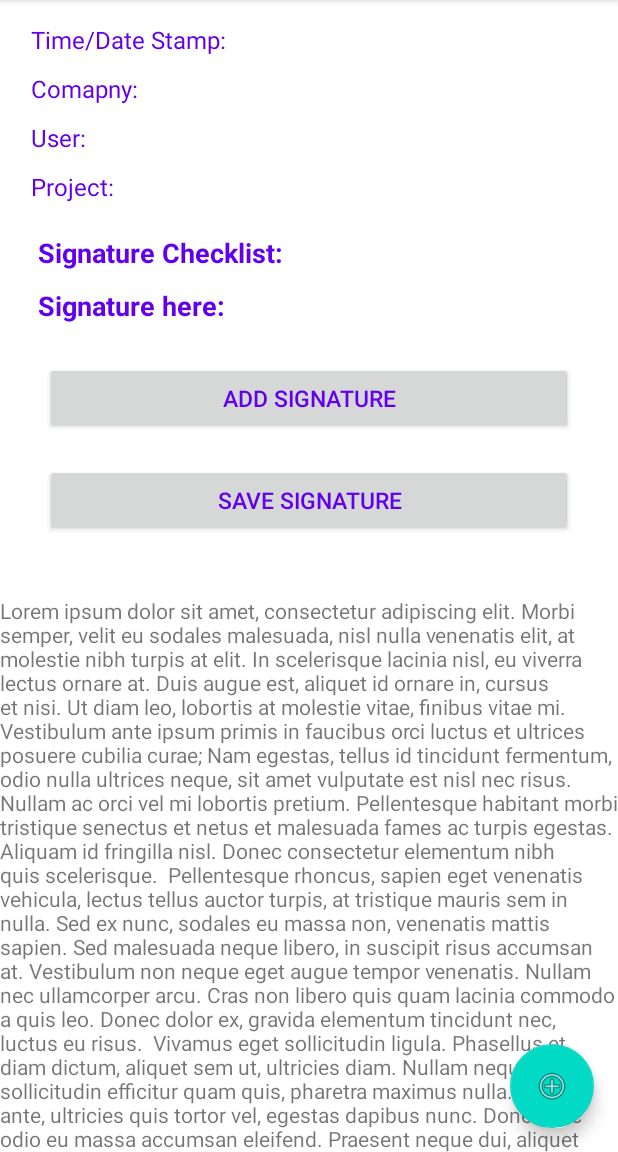
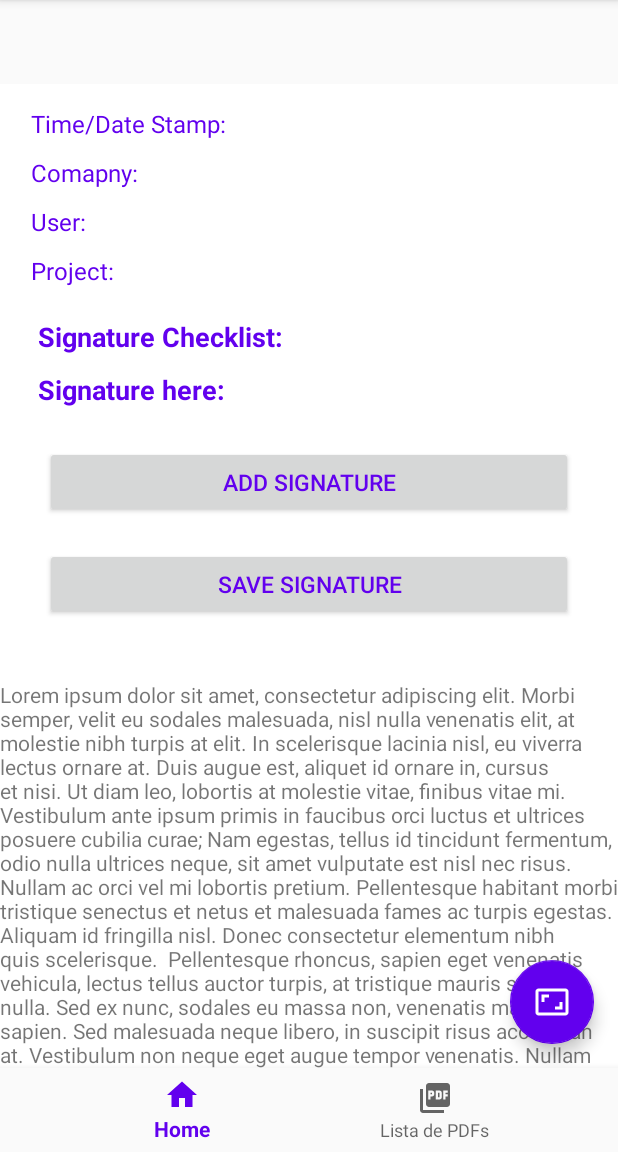
Before and after one commit to DesafioMobile/Screen-Full-Layout-Android, an Android app: the screen it shows after launch (MainActivity), on a phone screen of 412 x 824 dp, the part 84-1236 px from its top. Run offline under Robolectric (Android 15) with nearby library versions, the phone set to English and light mode, and no system bars.

Commit message:
Implementação de bottom layout com fragments

```diff
--- a/app/build.gradle
+++ b/app/build.gradle
@@ -31,7 +31,9 @@ dependencies {
     implementation 'com.google.android.material:material:1.0.0'
     implementation 'androidx.navigation:navigation-fragment:2.0.0'
     implementation 'androidx.navigation:navigation-ui:2.0.0'
+    implementation 'androidx.legacy:legacy-support-v4:1.0.0'
     testImplementation 'junit:junit:4.12'
     androidTestImplementation 'androidx.test.ext:junit:1.1.1'
     androidTestImplementation 'androidx.test.espresso:espresso-core:3.2.0'
+    implementation 'com.android.support:design:28.0.0'
 }
--- /dev/null
+++ b/app/src/main/java/com/example/screenshotfulllayout/Home.java
@@ -0,0 +1,172 @@
+package com.example.screenshotfulllayout;
+
+import android.Manifest;
+import android.annotation.SuppressLint;
+import android.content.Intent;
+import android.content.pm.PackageManager;
+import android.graphics.Bitmap;
+import android.graphics.Canvas;
+import android.graphics.Color;
+import android.graphics.Paint;
+import android.graphics.drawable.Drawable;
+import android.graphics.pdf.PdfDocument;
+import android.os.Build;
+import android.os.Bundle;
+
+import androidx.annotation.NonNull;
+import androidx.core.content.FileProvider;
+import androidx.fragment.app.Fragment;
+
+import android.os.Environment;
+import android.view.LayoutInflater;
+import android.view.View;
+import android.view.ViewGroup;
+import android.widget.Button;
+import android.widget.ScrollView;
+import android.widget.Toast;
+
+import com.google.android.material.floatingactionbutton.FloatingActionButton;
+
+import java.io.File;
+import java.io.FileOutputStream;
+import java.io.IOException;
+
+
+/**
+ * A simple {@link Fragment} subclass.
+ * create an instance of this fragment.
+ */
+public class Home extends Fragment {
+
+    private static final int PERMISSION_REQUEST_STORAGE = 1000;
+    private static final int READ_REQUEST_CODE = 42;
+    private Button press;
+
+
+    public String path;
+    public String signature_pdf_ = "meupdf";
+    public String signature_img_ = "minhaimagem";
+    public int totalHeight;
+    public int totalWidth;
+    public File myPath;
+    public String imagesUri;
+    public Bitmap b;
+
+    View view_principal;
+
+    public Home() {
+        // Required empty public constructor
+    }
+
+
+    @Override
+    public View onCreateView(LayoutInflater inflater, ViewGroup container,
+                             Bundle savedInstanceState) {
+
+        view_principal =  inflater.inflate(R.layout.fragment_home, container, false);
+        FloatingActionButton fab = view_principal.findViewById(R.id.fab);
+        fab.setOnClickListener(new View.OnClickListener() {
+            @Override
+            public void onClick(View view) {
+                takeScreenShot(view_principal);
+            }
+        });
+        return view_principal;
+    }
+    private void takeScreenShot(View view) {
+        File folder = new File(Environment.getExternalStorageDirectory().getAbsolutePath() + "/Signature/");
+
+        if (!folder.exists()) {
+            boolean success = folder.mkdir();
+        }
+
+        path = folder.getAbsolutePath();
+        path = path + "/" + signature_pdf_ + System.currentTimeMillis() + ".pdf";// path where pdf will be stored
+
+        //View u = findViewById(R.id.scroll);
+        @SuppressLint("WrongViewCast") ScrollView z = view.findViewById(R.id.scroll); // parent view
+
+        totalHeight = z.getChildAt(0).getHeight();// parent view height
+        totalWidth = z.getChildAt(0).getWidth();// parent view width
+
+        //Save bitmap to  below path
+        String extr = Environment.getExternalStorageDirectory() + "/Signature/";
+        File file = new File(extr);
+        if (!file.exists()) file.mkdir();
+
+        String fileName = signature_img_ + ".jpg";
+        myPath = new File(extr, fileName);
+        imagesUri = myPath.getPath().substring(path.indexOf(":")+1);
+
+        FileOutputStream fos = null;
+        b = getBitmapFromView(z, totalHeight, totalWidth);
+
+
+        try {
+            fos = new FileOutputStream(myPath);
+            b.compress(Bitmap.CompressFormat.PNG, 100, fos);
+            fos.flush();
+            fos.close();
+
+
+
+        } catch (Exception e) {
+            // TODO Auto-generated catch block
+            Toast.makeText(getContext(), e.getMessage(), Toast.LENGTH_LONG).show();
+            e.printStackTrace();
+        }
+
+        createPdf();// create pdf after creating bitmap and saving
+    }
+    private void createPdf() {
+
+        PdfDocument document = new PdfDocument();
+        PdfDocument.PageInfo pageInfo = new PdfDocument.PageInfo.Builder(b.getWidth(), b.getHeight(), 1).create();
+        PdfDocument.Page page = document.startPage(pageInfo);
+
+        Canvas canvas = page.getCanvas();
+
+        Paint paint = new Paint();
+        paint.setColor(Color.parseColor("#ffffff"));
+        canvas.drawPaint(paint);
+
+        Bitmap bitmap = Bitmap.createScaledBitmap(b, b.getWidth(), b.getHeight(), true);
+
+        paint.setColor(Color.BLUE);
+        canvas.drawBitmap(bitmap, 0, 0, null);
+        document.finishPage(page);
+
+        File filePath = new File(path);
+        try {
+            document.writeTo(new FileOutputStream(filePath));
+        } catch (IOException e) {
+            e.printStackTrace();
+            Toast.makeText(getContext(), "Something wrong: " + e.toString(), Toast.LENGTH_LONG).show();
+        }
+
+        // close the document
+        document.close();
+
+        openPdf(filePath);// You can open pdf after complete
+    }
+    public Bitmap getBitmapFromView(View view, int totalHeight, int totalWidth) {
+        Bitmap returnedBitmap = Bitmap.createBitmap(totalWidth,totalHeight , Bitmap.Config.ARGB_8888);
+        Canvas canvas = new Canvas(returnedBitmap);
+        Drawable bgDrawable = view.getBackground();
+        if (bgDrawable != null)
+            bgDrawable.draw(canvas);
+        else
+            canvas.drawColor(Color.WHITE);
+        view.draw(canvas);
+        return returnedBitmap;
+    }
+
+    public void openPdf(File file){
+        Intent intent = new Intent(Intent.ACTION_VIEW);
+        intent.setDataAndType(FileProvider.getUriForFile(getContext(), "com.example.screenshotfulllayout.provider", file), "application/pdf");
+        intent.addFlags(Intent.FLAG_GRANT_READ_URI_PERMISSION);
+        startActivity(intent);
+    }
+
+
+}
--- a/app/src/main/java/com/example/screenshotfulllayout/MainActivity.java
+++ b/app/src/main/java/com/example/screenshotfulllayout/MainActivity.java
@@ -3,6 +3,9 @@ package com.example.screenshotfulllayout;
 import androidx.annotation.NonNull;
 import androidx.appcompat.app.AppCompatActivity;
 import androidx.core.content.FileProvider;
+import androidx.fragment.app.Fragment;
+import androidx.fragment.app.FragmentManager;
+import androidx.fragment.app.FragmentTransaction;
 
 import android.Manifest;
 import android.annotation.SuppressLint;
@@ -19,33 +22,19 @@ import android.os.Build;
 import android.os.Bundle;
 import android.os.Environment;
 import android.util.Log;
-import android.view.View;
-import android.widget.Button;
-import android.widget.ImageView;
-import android.widget.ScrollView;
+import android.view.MenuItem;
+import android.widget.FrameLayout;
 import android.widget.Toast;
+import com.google.android.material.bottomnavigation.BottomNavigationView;
 
-import com.google.android.material.floatingactionbutton.FloatingActionButton;
-import com.google.android.material.snackbar.Snackbar;
-
-import java.io.File;
-import java.io.FileOutputStream;
-import java.io.IOException;
 
 public class MainActivity extends AppCompatActivity {
     private static final int PERMISSION_REQUEST_STORAGE = 1000;
-    private static final int READ_REQUEST_CODE = 42;
-    private Button press;
-
-
-    public String path;
-    public String signature_pdf_ = "meupdf";
-    public String signature_img_ = "minhaimagem";
-    public int totalHeight;
-    public int totalWidth;
-    public File myPath;
-    public String imagesUri;
-    public Bitmap b;
+    private FrameLayout flContainerForFragment;
+    BottomNavigationView navigation;
+    private boolean noReplaceFragment;
+    private static final String FRAGMENT_HOME = "HOME";
+    private static final String FRAGMENT_PDF_LIST = "PDF_LIST";
 
     @Override
     public void onRequestPermissionsResult(int requestCode, @NonNull String[] permissions, @NonNull int[] grantResults) {
@@ -64,6 +53,15 @@ public class MainActivity extends AppCompatActivity {
         super.onCreate(savedInstanceState);
         setContentView(R.layout.activity_main);
 
+        //Fragments
+        flContainerForFragment = (FrameLayout) findViewById(R.id.flContainerForFragment);
+        navigation = (BottomNavigationView) findViewById(R.id.nav_view);
+        navigation.setOnNavigationItemSelectedListener(mOnNavigationItemSelectedListener);
+
+        //implementing fragment
+        Home home = new Home();
+        managerFragment(home, FRAGMENT_HOME);
+
         if(Build.VERSION.SDK_INT >= Build.VERSION_CODES.M && checkSelfPermission(Manifest.permission.READ_EXTERNAL_STORAGE) != PackageManager.PERMISSION_GRANTED){
             requestPermissions(new String[]{Manifest.permission.READ_EXTERNAL_STORAGE}, PERMISSION_REQUEST_STORAGE);
         }
@@ -71,111 +69,35 @@ public class MainActivity extends AppCompatActivity {
         if(Build.VERSION.SDK_INT >= Build.VERSION_CODES.M && checkSelfPermission(Manifest.permission.WRITE_EXTERNAL_STORAGE) != PackageManager.PERMISSION_GRANTED){
             requestPermissions(new String[]{Manifest.permission.WRITE_EXTERNAL_STORAGE}, PERMISSION_REQUEST_STORAGE);
         }
+    }
+    private BottomNavigationView.OnNavigationItemSelectedListener mOnNavigationItemSelectedListener
+            = new BottomNavigationView.OnNavigationItemSelectedListener() {
 
-        FloatingActionButton fab = findViewById(R.id.fab);
-        fab.setOnClickListener(new View.OnClickListener() {
-            @Override
-            public void onClick(View view) {
-                takeScreenShot();
+        @Override
+        public boolean onNavigationItemSelected(@NonNull MenuItem item) {
+            switch (item.getItemId()) {
+                case R.id.navigation_home:
+                    if(!noReplaceFragment) {//Frag será true apenas caso o usuario aperte o botao volta do device. Serve Apenas para mudar a cor do icon
+                        Home home_fragment = new Home();
+                        managerFragment(home_fragment, FRAGMENT_HOME);
+                    }
+                    return true;
+                case R.id.navigation_lista_pdf:
+                    if(!noReplaceFragment) {
+                        PDF_LIST pdf_fragment = new PDF_LIST();
+                        managerFragment(pdf_fragment, FRAGMENT_PDF_LIST);
+                    }
+                    return true;
             }
-        });
-    }
+            return false;
+        }
+    };
 
-    private void takeScreenShot() {
-
-        File folder = new File(Environment.getExternalStorageDirectory().getAbsolutePath() + "/Signature/");
-
-        if (!folder.exists()) {
-            boolean success = folder.mkdir();
-        }
-
-        path = folder.getAbsolutePath();
-        path = path + "/" + signature_pdf_ + System.currentTimeMillis() + ".pdf";// path where pdf will be stored
-
-        //View u = findViewById(R.id.scroll);
-        @SuppressLint("WrongViewCast") ScrollView z = findViewById(R.id.scroll); // parent view
-
-        totalHeight = z.getChildAt(0).getHeight();// parent view height
-        totalWidth = z.getChildAt(0).getWidth();// parent view width
-
-        //Save bitmap to  below path
-        String extr = Environment.getExternalStorageDirectory() + "/Signature/";
-        File file = new File(extr);
-        if (!file.exists()) file.mkdir();
-
-        String fileName = signature_img_ + ".jpg";
-        myPath = new File(extr, fileName);
-        imagesUri = myPath.getPath().substring(path.indexOf(":")+1);
-
-        FileOutputStream fos = null;
-        b = getBitmapFromView(z, totalHeight, totalWidth);
-
-
-        try {
-            fos = new FileOutputStream(myPath);
-            b.compress(Bitmap.CompressFormat.PNG, 100, fos);
-            fos.flush();
-            fos.close();
-
-
-
-        } catch (Exception e) {
-            // TODO Auto-generated catch block
-            Toast.makeText(this, e.getMessage(), Toast.LENGTH_LONG).show();
-            e.printStackTrace();
-        }
-
-        createPdf();// create pdf after creating bitmap and saving
-    }
-
-    private void createPdf() {
-
-        PdfDocument document = new PdfDocument();
-        PdfDocument.PageInfo pageInfo = new PdfDocument.PageInfo.Builder(b.getWidth(), b.getHeight(), 1).create();
-        PdfDocument.Page page = document.startPage(pageInfo);
-
-        Canvas canvas = page.getCanvas();
-
-        Paint paint = new Paint();
-        paint.setColor(Color.parseColor("#ffffff"));
-        canvas.drawPaint(paint);
-
-        Bitmap bitmap = Bitmap.createScaledBitmap(b, b.getWidth(), b.getHeight(), true);
-
-        paint.setColor(Color.BLUE);
-        canvas.drawBitmap(bitmap, 0, 0, null);
-        document.finishPage(page);
-
-        File filePath = new File(path);
-        try {
-            document.writeTo(new FileOutputStream(filePath));
-        } catch (IOException e) {
-            e.printStackTrace();
-            Toast.makeText(this, "Something wrong: " + e.toString(), Toast.LENGTH_LONG).show();
-        }
-
-        // close the document
-        document.close();
-
-        openPdf(filePath);// You can open pdf after complete
-    }
-
-    public Bitmap getBitmapFromView(View view, int totalHeight, int totalWidth) {
-        Bitmap returnedBitmap = Bitmap.createBitmap(totalWidth,totalHeight , Bitmap.Config.ARGB_8888);
-        Canvas canvas = new Canvas(returnedBitmap);
-        Drawable bgDrawable = view.getBackground();
-        if (bgDrawable != null)
-            bgDrawable.draw(canvas);
-        else
-            canvas.drawColor(Color.WHITE);
-        view.draw(canvas);
-        return returnedBitmap;
-    }
-
-    public void openPdf(File file){
-        Intent intent = new Intent(Intent.ACTION_VIEW);
-        intent.setDataAndType(FileProvider.getUriForFile(MainActivity.this, "com.example.screenshotfulllayout.provider", file), "application/pdf");
-        intent.addFlags(Intent.FLAG_GRANT_READ_URI_PERMISSION);
-        startActivity(intent);
+    private void managerFragment(Fragment fragment, String tag) {
+        FragmentManager fragmentManager = getSupportFragmentManager();
+        FragmentTransaction fragmentTransaction = fragmentManager.beginTransaction();
+        fragmentTransaction.replace(R.id.flContainerForFragment, fragment, tag);
+        fragmentTransaction.addToBackStack(null);
+        fragmentTransaction.commit();
     }
 }
--- /dev/null
+++ b/app/src/main/res/drawable/ic_aspect_ratio_white_24dp.xml
@@ -0,0 +1,5 @@
+<vector android:height="24dp" android:tint="#FFFFFF"
+    android:viewportHeight="24.0" android:viewportWidth="24.0"
+    android:width="24dp" xmlns:android="http://schemas.android.com/apk/res/android">
+    <path android:fillColor="#FF000000" android:pathData="M19,12h-2v3h-3v2h5v-5zM7,9h3L10,7L5,7v5h2L7,9zM21,3L3,3c-1.1,0 -2,0.9 -2,2v14c0,1.1 0.9,2 2,2h18c1.1,0 2,-0.9 2,-2L23,5c0,-1.1 -0.9,-2 -2,-2zM21,19.01L3,19.01L3,4.99h18v14.02z"/>
+</vector>
--- /dev/null
+++ b/app/src/main/res/drawable/ic_home_black_24dp.xml
@@ -0,0 +1,9 @@
+<vector xmlns:android="http://schemas.android.com/apk/res/android"
+        android:width="24dp"
+        android:height="24dp"
+        android:viewportWidth="24.0"
+        android:viewportHeight="24.0">
+    <path
+        android:fillColor="#FF000000"
+        android:pathData="M10,20v-6h4v6h5v-8h3L12,3 2,12h3v8z"/>
+</vector>
--- /dev/null
+++ b/app/src/main/res/drawable/ic_picture_as_pdf_black_24dp.xml
@@ -0,0 +1,9 @@
+<vector xmlns:android="http://schemas.android.com/apk/res/android"
+        android:width="24dp"
+        android:height="24dp"
+        android:viewportWidth="24.0"
+        android:viewportHeight="24.0">
+    <path
+        android:fillColor="#FF000000"
+        android:pathData="M20,2L8,2c-1.1,0 -2,0.9 -2,2v12c0,1.1 0.9,2 2,2h12c1.1,0 2,-0.9 2,-2L22,4c0,-1.1 -0.9,-2 -2,-2zM11.5,9.5c0,0.83 -0.67,1.5 -1.5,1.5L9,11v2L7.5,13L7.5,7L10,7c0.83,0 1.5,0.67 1.5,1.5v1zM16.5,11.5c0,0.83 -0.67,1.5 -1.5,1.5h-2.5L12.5,7L15,7c0.83,0 1.5,0.67 1.5,1.5v3zM20.5,8.5L19,8.5v1h1.5L20.5,11L19,11v2h-1.5L17.5,7h3v1.5zM9,9.5h1v-1L9,8.5v1zM4,6L2,6v14c0,1.1 0.9,2 2,2h14v-2L4,20L4,6zM14,11.5h1v-3h-1v3z"/>
+</vector>
--- a/app/src/main/res/layout/activity_main.xml
+++ b/app/src/main/res/layout/activity_main.xml
@@ -1,20 +1,30 @@
 <?xml version="1.0" encoding="utf-8"?>
-<androidx.coordinatorlayout.widget.CoordinatorLayout  xmlns:android="http://schemas.android.com/apk/res/android"
+<androidx.coordinatorlayout.widget.CoordinatorLayout xmlns:android="http://schemas.android.com/apk/res/android"
     xmlns:app="http://schemas.android.com/apk/res-auto"
+    xmlns:tools="http://schemas.android.com/tools"
+    android:id="@+id/container"
     android:layout_width="match_parent"
     android:layout_height="match_parent"
-    android:background="@android:color/white"
-    android:orientation="vertical">
+    android:paddingTop="?attr/actionBarSize">
 
-   <include layout="@layout/content_main" />
+    <androidx.constraintlayout.widget.ConstraintLayout
+        android:layout_width="match_parent"
+        android:layout_height="match_parent">
+        <FrameLayout
+            android:id="@+id/flContainerForFragment"
+            android:layout_width="match_parent"
+            android:layout_height="match_parent" />
 
-    <com.google.android.material.floatingactionbutton.FloatingActionButton
-        android:id="@+id/fab"
-        android:layout_width="wrap_content"
-        android:layout_height="wrap_content"
-        android:layout_gravity="bottom|end"
-        android:layout_margin="@dimen/fab_margin"
-        app:srcCompat="@android:drawable/ic_menu_add" />
+        <com.google.android.material.bottomnavigation.BottomNavigationView
+            android:id="@+id/nav_view"
+            android:layout_width="match_parent"
+            android:layout_height="56dp"
+            android:background="?android:attr/windowBackground"
+            app:layout_constraintBottom_toBottomOf="parent"
+            app:layout_constraintLeft_toLeftOf="parent"
+            app:layout_constraintRight_toRightOf="parent"
+            app:menu="@menu/navigation" />
 
+    </androidx.constraintlayout.widget.ConstraintLayout>
 
-</androidx.coordinatorlayout.widget.CoordinatorLayout >
+</androidx.coordinatorlayout.widget.CoordinatorLayout>
--- /dev/null
+++ b/app/src/main/res/layout/fragment_home.xml
@@ -0,0 +1,28 @@
+<?xml version="1.0" encoding="utf-8"?>
+<androidx.coordinatorlayout.widget.CoordinatorLayout  xmlns:android="http://schemas.android.com/apk/res/android"
+    xmlns:app="http://schemas.android.com/apk/res-auto"
+    android:layout_width="match_parent"
+    android:layout_height="match_parent"
+    android:background="@android:color/white"
+    android:orientation="vertical"
+    android:id="@+id/container"
+    android:layout_marginBottom="56dp">
+    <include layout="@layout/content_main"/>
+
+    <LinearLayout
+        android:layout_width="match_parent"
+        android:layout_height="match_parent"
+        android:orientation="horizontal"/>
+
+    <com.google.android.material.floatingactionbutton.FloatingActionButton
+        android:id="@+id/fab"
+        android:layout_width="wrap_content"
+        android:layout_height="wrap_content"
+        android:layout_gravity="bottom|end"
+        android:layout_margin="@dimen/fab_margin"
+        app:backgroundTint="@color/colorPrimary"
+        app:rippleColor="@color/colorPrimary"
+        app:srcCompat="@drawable/ic_aspect_ratio_white_24dp" />
+
+
+</androidx.coordinatorlayout.widget.CoordinatorLayout >
--- /dev/null
+++ b/app/src/main/res/menu/navigation.xml
@@ -0,0 +1,14 @@
+<?xml version="1.0" encoding="utf-8"?>
+<menu xmlns:android="http://schemas.android.com/apk/res/android">
+
+    <item
+        android:id="@+id/navigation_home"
+        android:icon="@drawable/ic_home_black_24dp"
+        android:title="Home" />
+
+    <item
+        android:id="@+id/navigation_lista_pdf"
+        android:icon="@drawable/ic_picture_as_pdf_black_24dp"
+        android:title="Lista de PDFs" />
+
+</menu>
--- a/app/src/main/res/values/strings.xml
+++ b/app/src/main/res/values/strings.xml
@@ -9,4 +9,7 @@
 
     <string name="hello_first_fragment">Hello first fragment</string>
     <string name="hello_second_fragment">Hello second fragment. Arg: %1$s</string>
+
+    <!-- TODO: Remove or change this placeholder text -->
+    <string name="hello_blank_fragment">Hello blank fragment</string>
 </resources>
```
Also changed, not shown: app/src/main/java/com/example/screenshotfulllayout/PDF_LIST.java (added, +26 -0 lines), app/src/main/java/com/example/screenshotfulllayout/fragments/MyFragmentA.java (added, +26 -0 lines), app/src/main/java/com/example/screenshotfulllayout/fragments/MyFragmentB.java (added, +27 -0 lines), app/src/main/java/com/example/screenshotfulllayout/fragments/MyFragmentC.java (added, +28 -0 lines), app/src/main/res/drawable/ic_insert_drive_file_black_24dp.xml (added, +9 -0 lines), app/src/main/res/layout/fragment_my_a.xml (added, +14 -0 lines), app/src/main/res/layout/fragment_my_b.xml (added, +14 -0 lines), app/src/main/res/layout/fragment_my_c.xml (added, +14 -0 lines), app/src/main/res/layout/fragment_pdf_list.xml (added, +14 -0 lines).
